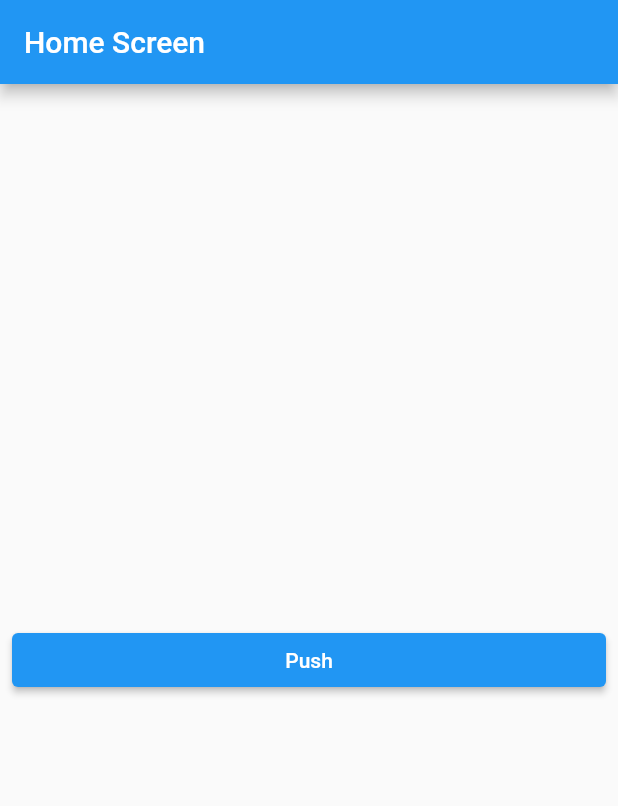
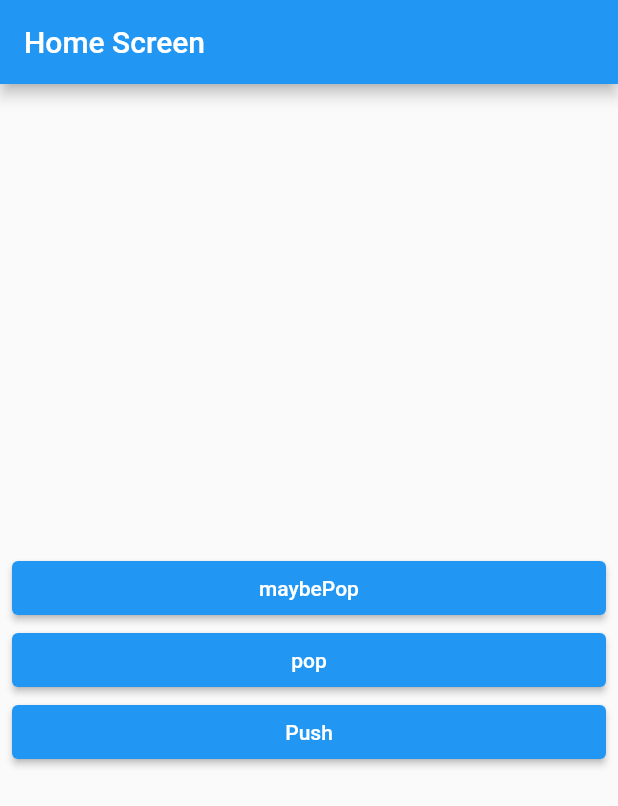
Before and after one commit to hhw12409/flutter_navigation, a Flutter app: the screen it shows after launch, on a phone screen of 412 x 824 dp. Shown: the top 806 px of the screen. Run offline on Flutter 3.47's test engine with Material 2 defaults, Android fonts, the phone set to English and light mode, and no system bars.

Commit message:
feat: add maybePop

```diff
--- a/lib/screens/home_screen.dart
+++ b/lib/screens/home_screen.dart
@@ -7,7 +7,23 @@ class HomeScreen extends StatelessWidget {
 
   @override
   Widget build(BuildContext context) {
-    return MainLayout(title: 'Home Screen', children: [
+    return MainLayout(
+      title: 'Home Screen',
+      children: [
+        ElevatedButton(
+          onPressed: () {
+            // 더 이상 뒤로 갈 페이지가 없을 때 maybePop은 뒤로 가지지 않는다.
+            Navigator.of(context).maybePop();
+          },
+          child: const Text('maybePop'),
+        ),
+        // []
+        ElevatedButton(
+          onPressed: () {
+            Navigator.of(context).pop();
+          },
+          child: const Text('pop'),
+        ),
         ElevatedButton(
           onPressed: () async {
             final result = await Navigator.of(context).push(
@@ -17,10 +33,10 @@ class HomeScreen extends StatelessWidget {
                 ),
               ),
             );
-          print(result);
           },
           child: const Text('Push'),
         ),
-    ]);
+      ],
+    );
   }
 }
```
Lines whose indentation alone changed are shown as unchanged.
